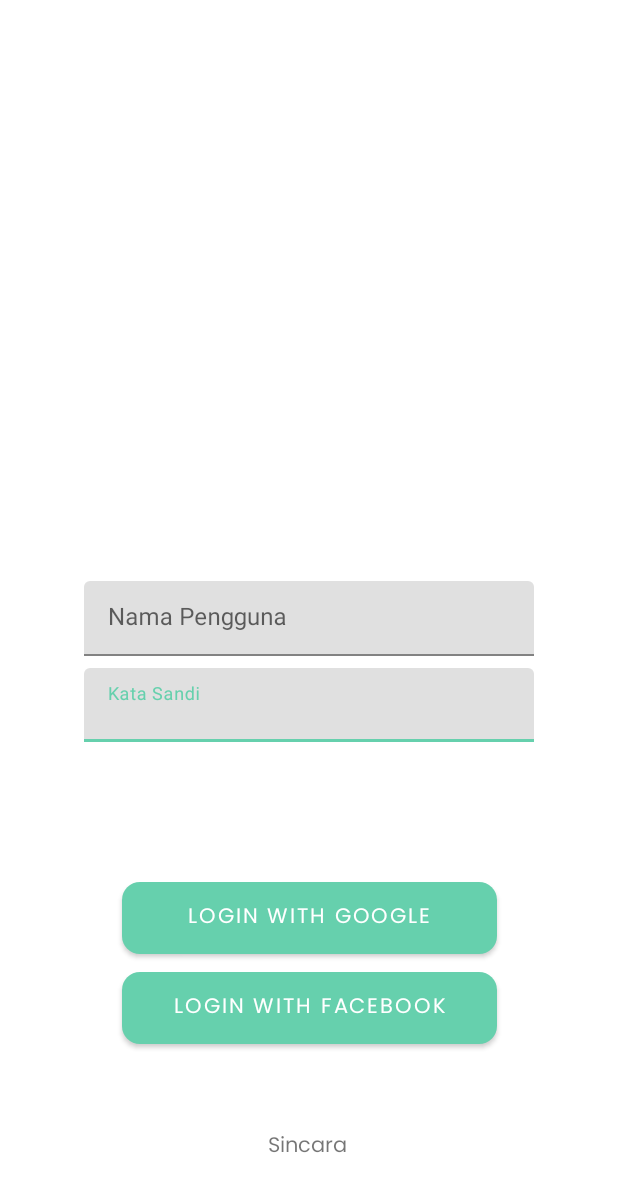
After one commit to fdhandoyo/Sincara, an Android app: the layout activity_login.xml on its own in the app's theme, with its tools: preview values and no code run, on a phone screen of 412 x 824 dp. The commit adds this screen. Shown: the top 1192 px of the screen. Run offline under Robolectric (Android 15) with nearby library versions, the phone set to English and light mode, and no system bars.

Commit message:
Update Login UI

```diff
--- a/app/src/main/AndroidManifest.xml
+++ b/app/src/main/AndroidManifest.xml
@@ -11,6 +11,7 @@
         android:supportsRtl="true"
         android:theme="@style/Theme.Sincara"
         tools:targetApi="31">
+
         <activity
             android:name=".MainActivity"
             android:exported="true">
--- /dev/null
+++ b/app/src/main/res/drawable/tombol_bulat.xml
@@ -0,0 +1,6 @@
+<?xml version="1.0" encoding="utf-8"?>
+<shape
+    xmlns:android="http://schemas.android.com/apk/res/android">
+    <corners android:radius="12dp"/>
+    <solid android:color="#D81B60"/>
+</shape>
--- /dev/null
+++ b/app/src/main/res/layout/activity_login.xml
@@ -0,0 +1,79 @@
+<?xml version="1.0" encoding="utf-8"?>
+<androidx.constraintlayout.widget.ConstraintLayout
+    xmlns:android="http://schemas.android.com/apk/res/android"
+    xmlns:tools="http://schemas.android.com/tools"
+    android:layout_width="match_parent"
+    android:layout_height="match_parent"
+    xmlns:app="http://schemas.android.com/apk/res-auto">
+
+    <Button
+        android:id="@+id/loginGoogle"
+        android:layout_width="250dp"
+        android:layout_height="48dp"
+        android:layout_marginTop="400dp"
+        android:background="@drawable/tombol_bulat"
+        android:fontFamily="@font/poppins"
+        android:text="@string/log_gugel"
+        android:textColorHighlight="@color/card_kamus_color"
+        android:textSize="14sp"
+        app:layout_constraintBottom_toBottomOf="parent"
+        app:layout_constraintEnd_toEndOf="parent"
+        app:layout_constraintStart_toStartOf="parent"
+        app:layout_constraintTop_toTopOf="parent" />
+
+    <Button
+        android:id="@+id/loginFb"
+        android:layout_width="250dp"
+        android:layout_height="48dp"
+        android:layout_marginTop="12dp"
+        android:background="@drawable/tombol_bulat"
+        android:fontFamily="@font/poppins"
+        android:text="@string/log_fb"
+        android:textSize="14sp"
+        app:layout_constraintStart_toStartOf="@+id/loginGoogle"
+        app:layout_constraintTop_toBottomOf="@+id/loginGoogle" />
+
+    <TextView
+        android:id="@+id/tentangSincara"
+        android:layout_width="wrap_content"
+        android:layout_height="wrap_content"
+        android:fontFamily="@font/poppins"
+        android:text="@string/sincara"
+        app:layout_constraintBottom_toBottomOf="parent"
+        app:layout_constraintEnd_toEndOf="parent"
+        app:layout_constraintHorizontal_bias="0.498"
+        app:layout_constraintStart_toStartOf="parent"
+        app:layout_constraintTop_toTopOf="parent"
+        app:layout_constraintVertical_bias="0.941" />
+
+    <com.google.android.material.textfield.TextInputLayout
+        android:id="@+id/kataSandi"
+        android:layout_width="300dp"
+        android:layout_height="49dp"
+        android:layout_marginTop="8dp"
+        app:layout_constraintEnd_toEndOf="@+id/userPengguna"
+        app:layout_constraintStart_toStartOf="@+id/userPengguna"
+        app:layout_constraintTop_toBottomOf="@+id/userPengguna">
+
+        <com.google.android.material.textfield.TextInputEditText
+            android:layout_width="match_parent"
+            android:layout_height="match_parent"
+            android:hint="Kata Sandi" />
+    </com.google.android.material.textfield.TextInputLayout>
+
+    <com.google.android.material.textfield.TextInputLayout
+        android:id="@+id/userPengguna"
+        android:layout_width="300dp"
+        android:layout_height="50dp"
+        app:layout_constraintBottom_toBottomOf="parent"
+        app:layout_constraintEnd_toEndOf="parent"
+        app:layout_constraintStart_toStartOf="parent"
+        app:layout_constraintTop_toTopOf="parent">
+
+        <com.google.android.material.textfield.TextInputEditText
+            android:layout_width="match_parent"
+            android:layout_height="match_parent"
+            android:hint="Nama Pengguna" />
+    </com.google.android.material.textfield.TextInputLayout>
+
+</androidx.constraintlayout.widget.ConstraintLayout>
--- a/app/src/main/res/values/strings.xml
+++ b/app/src/main/res/values/strings.xml
@@ -1,7 +1,7 @@
 <resources>
     <string name="welcome">Halo, Selamat Datang</string>
-    <string name="halo_user__selamat_datang__string">Halo User, Selamat Datang!</string>
-    <string name="halo__mari_belajar__string">Ayo Semangat Belajar!</string>
+    <string name="halo_user_selamat_datang_string">Halo User, Selamat Datang!</string>
+    <string name="halo_mari_belajar_string">Ayo Semangat Belajar!</string>
     <string name="cari_tahu_ada_apa_saja_di_sincara__string">Cari tahu ada apa saja di Sincara!</string>
     <string name="alphabet_bahasa_isyarat_string">Alphabet Bahasa Isyarat</string>
     <string name="komunikasi_bahasa_isyarat_string">Komunikasi Bahasa Isyarat</string>
@@ -9,4 +9,7 @@
     <string name="angka_bahasa_isyarat_string">Angka Bahasa Isyarat</string>
     <string name="mari_belajar_bersama_bahasa_isyarat__string">Mari Belajar Bersama Bahasa Isyarat!</string>
     <string name="selamat_datang_di_sincara__string">Selamat Datang di Sincara!</string>
+    <string name="log_gugel">Login With Google</string>
+    <string name="log_fb">Login With Facebook</string>
+    <string name="sincara">Sincara</string>
 </resources>
```
Also changed, not shown: app/src/main/res/layout/activity_kamus.xml (added, +189 -0 lines), app/src/main/res/values/colors.xml (+6 -1 lines).
